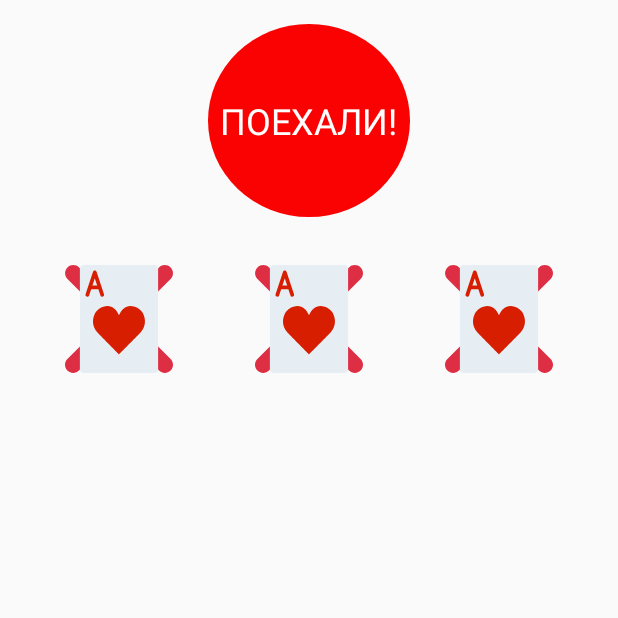
After one commit to metalink94/FB, an Android app: the LoteryActivity screen opened directly, with no data from a screen before it, on a phone screen of 412 x 824 dp, the top half of it. The commit adds this screen. Run offline under Robolectric (Android 15) with nearby library versions, the phone set to English and light mode, and no system bars; libraries missing offline, so code that uses them is left out: com.facebook, com.facebook.appevents.

Commit message:
work to upgrate app

```diff
--- a/app/build.gradle
+++ b/app/build.gradle
@@ -29,8 +29,7 @@ dependencies {
     implementation 'com.android.support:appcompat-v7:28.0.0'
     implementation 'com.google.firebase:firebase-core:16.0.6'
     implementation 'com.google.firebase:firebase-database:16.0.5'
-    implementation 'com.facebook.android:facebook-core:4.38.1'
-    implementation 'com.facebook.android:facebook-marketing:4.38.1'
+    implementation 'com.facebook.android:facebook-android-sdk:4.38.1'
     // Test
     testImplementation 'junit:junit:4.12'
     androidTestImplementation 'com.android.support.test:runner:1.0.2'
--- /dev/null
+++ b/app/src/main/java/ru/lopav/kzn/fb/activities/LoteryActivity.kt
@@ -0,0 +1,55 @@
+package ru.lopav.kzn.fb.activities
+
+import android.os.Bundle
+import android.os.Handler
+import android.util.Log
+import kotlinx.android.synthetic.main.lotery_activity.*
+import ru.lopav.kzn.fb.R
+import ru.lopav.kzn.fb.utils.BaseActivity
+import ru.lopav.kzn.fb.utils.FlipView
+import java.util.*
+import kotlin.concurrent.schedule
+
+class LoteryActivity : BaseActivity() {
+
+    override fun onCreate(savedInstanceState: Bundle?) {
+        super.onCreate(savedInstanceState)
+        setContentView(R.layout.lotery_activity)
+        btn.setOnClickListener { startGame() }
+    }
+
+    private fun startGame() {
+        for (i in 0..3) {
+            Timer("SettingUp", false).schedule(310) {
+                flip(flipView)
+            }
+        }
+/*
+        for (i in 0..7) {
+            Handler().postDelayed(
+                {
+                    flip(flipView2)
+                }, 300
+            )
+        }
+
+        for (i in 0..9) {
+            Handler().postDelayed(
+                {
+                    flip(flipView3)
+                }, 300
+            )
+        }*/
+    }
+
+    private fun flip(view: FlipView) {
+        Log.d("Lotery", "Flip() ${view.isFrontSide}")
+        if (view.isFrontSide) {
+            Log.d("Lotery", "Flip() inFrontSize")
+            view.flipToState(FlipView.FlipState.BACK_SIDE)
+        } else {
+            Log.d("Lotery", "Flip() inBackSize")
+            view.flipToState(FlipView.FlipState.FRONT_SIDE)
+        }
+    }
+}
--- a/app/src/main/java/ru/lopav/kzn/fb/WebViewActivity.kt
+++ b/app/src/main/java/ru/lopav/kzn/fb/activities/WebViewActivity.kt
@@ -1,4 +1,4 @@
-package ru.lopav.kzn.fb
+package ru.lopav.kzn.fb.activities
 
 import android.Manifest
 import android.annotation.TargetApi
@@ -16,6 +16,7 @@ import android.view.View
 import android.webkit.*
 import android.widget.Toast
 import kotlinx.android.synthetic.main.web.*
+import ru.lopav.kzn.fb.R
 
 
 class WebViewActivity : AppCompatActivity() {
--- a/app/src/main/java/ru/lopav/kzn/fb/BaseActivity.kt
+++ b/app/src/main/java/ru/lopav/kzn/fb/utils/BaseActivity.kt
@@ -1,7 +1,8 @@
-package ru.lopav.kzn.fb
+package ru.lopav.kzn.fb.utils
 
 import android.support.v7.app.AppCompatActivity
 import com.facebook.appevents.AppEventsLogger
+import ru.lopav.kzn.fb.FbApp
 
 open class BaseActivity: AppCompatActivity() {
 
--- /dev/null
+++ b/app/src/main/java/ru/lopav/kzn/fb/utils/FlipView.kt
@@ -0,0 +1,311 @@
+package ru.lopav.kzn.fb.utils
+
+import android.animation.Animator
+import android.animation.AnimatorInflater
+import android.animation.AnimatorSet
+import android.content.Context
+import android.util.AttributeSet
+import android.view.View
+import android.view.ViewGroup
+import android.view.animation.AccelerateDecelerateInterpolator
+import android.widget.FrameLayout
+import ru.lopav.kzn.fb.R
+
+class FlipView : FrameLayout {
+
+    private var setRightOut: AnimatorSet = AnimatorSet()
+    private var setLeftIn: AnimatorSet = AnimatorSet()
+    private var cardFrontLayout: View? = null
+    private var cardBackLayout: View? = null
+
+    /**
+     * Whether view is set to flip on touch or not.
+     *
+     * @return true or false
+     */
+    /**
+     * Set whether view should be flipped on touch or not!
+     *
+     * @param flipOnTouch value (true or false)
+     */
+    var isFlipOnTouch = true
+    private var flipDuration: Int = 0
+    /**
+     * Returns whether flip is enabled or not!
+     *
+     * @return true or false
+     */
+    /**
+     * Enable / Disable flip view.
+     *
+     * @param flipEnabled true or false
+     */
+    var isFlipEnabled: Boolean = false
+
+    /**
+     * Returns which flip state is currently on of the flip view.
+     *
+     * @return current state of flip view
+     */
+    var currentFlipState = FlipState.FRONT_SIDE
+        private set
+
+    var onCardFlipListener: OnCardFlipListener? = null
+
+    /**
+     * Returns true if the front side of flip view is visible.
+     *
+     * @return true if the front side of flip view is visible.
+     */
+    val isFrontSide: Boolean
+        get() = currentFlipState == FlipState.FRONT_SIDE
+
+    /**
+     * Returns true if the back side of flip view is visible.
+     *
+     * @return true if the back side of flip view is visible.
+     */
+    val isBackSide: Boolean
+        get() = currentFlipState == FlipState.BACK_SIDE
+
+    enum class FlipState {
+        FRONT_SIDE,
+        BACK_SIDE
+    }
+
+    constructor(context: Context) : super(context) {
+        init()
+    }
+
+    constructor(context: Context, attrs: AttributeSet) : super(context, attrs) {
+        init()
+    }
+
+    private fun init() {
+        // Setting Default Values
+        isFlipOnTouch = true
+        flipDuration = DEFAULT_FLIP_DURATION
+        isFlipEnabled = true
+
+        loadAnimations()
+
+    }
+
+    override fun onFinishInflate() {
+        super.onFinishInflate()
+
+        if (childCount > 2) {
+            throw IllegalStateException("FlipView can host only two direct children!")
+        }
+
+        findViews()
+        changeCameraDistance()
+    }
+
+    override fun addView(v: View, pos: Int, params: ViewGroup.LayoutParams) {
+        if (childCount == 2) {
+            throw IllegalStateException("FlipView can host only two direct children!")
+        }
+
+        super.addView(v, pos, params)
+
+        findViews()
+        changeCameraDistance()
+    }
+
+    override fun removeView(v: View) {
+        super.removeView(v)
+
+        findViews()
+    }
+
+    override fun removeAllViewsInLayout() {
+        super.removeAllViewsInLayout()
+
+        // Reset the state
+        currentFlipState = FlipState.FRONT_SIDE
+
+        findViews()
+    }
+
+    private fun findViews() {
+        // Invalidation since we use this also on removeView
+        cardBackLayout = null
+        cardFrontLayout = null
+
+        val childCount = childCount
+        if (childCount < 1) {
+            return
+        }
+
+        if (childCount < 2) {
+            // Only invalidate flip state if we have a single child
+            currentFlipState = FlipState.FRONT_SIDE
+
+            cardFrontLayout = getChildAt(0)
+        } else if (childCount == 2) {
+            cardFrontLayout = getChildAt(1)
+            cardBackLayout = getChildAt(0)
+        }
+
+        if (!isFlipOnTouch) {
+            cardFrontLayout?.visibility = View.VISIBLE
+
+            if (cardBackLayout != null) {
+                cardBackLayout?.visibility = View.GONE
+            }
+        }
+    }
+
+    private fun loadAnimations() {
+        setRightOut = AnimatorInflater.loadAnimator(context, R.animator.animator_flip_out) as AnimatorSet
+        setLeftIn = AnimatorInflater.loadAnimator(context, R.animator.animator_flip_in) as AnimatorSet
+        setRightOut.interpolator = AccelerateDecelerateInterpolator()
+        setLeftIn.interpolator = AccelerateDecelerateInterpolator()
+
+        setRightOut.addListener(object : Animator.AnimatorListener {
+            override fun onAnimationStart(animator: Animator) {
+
+            }
+
+            override fun onAnimationEnd(animator: Animator) {
+
+                if (onCardFlipListener != null) {
+                    onCardFlipListener?.onFlip(currentFlipState)
+                }
+
+                if (currentFlipState == FlipState.FRONT_SIDE) {
+                    cardBackLayout?.visibility = View.GONE
+                    cardFrontLayout?.visibility = View.VISIBLE
+                } else {
+                    cardBackLayout?.visibility = View.VISIBLE
+                    cardFrontLayout?.visibility = View.GONE
+                }
+            }
+
+            override fun onAnimationCancel(animator: Animator) {
+
+            }
+
+            override fun onAnimationRepeat(animator: Animator) {
+
+            }
+        })
+        setFlipDuration(flipDuration)
+    }
+
+    private fun changeCameraDistance() {
+        val distance = 8000
+        val scale = resources.displayMetrics.density * distance
+
+        if (cardFrontLayout != null) {
+            cardFrontLayout?.cameraDistance = scale
+        }
+        if (cardBackLayout != null) {
+            cardBackLayout?.cameraDistance = scale
+        }
+    }
+
+    /**
+     * Play the animation of flipping and flip the view for one side!
+     */
+    fun flipTheView() {
+        if (!isFlipEnabled || childCount < 2)
+            return
+
+        if (setRightOut.isRunning || setLeftIn.isRunning)
+            return
+
+        cardBackLayout?.visibility = View.VISIBLE
+        cardFrontLayout?.visibility = View.VISIBLE
+
+        if (currentFlipState == FlipState.FRONT_SIDE) {
+            // From front to back
+            setRightOut.setTarget(cardFrontLayout)
+            setLeftIn.setTarget(cardBackLayout)
+            setRightOut.start()
+            setLeftIn.start()
+            currentFlipState = FlipState.BACK_SIDE
+        } else {
+            // from back to front
+            setRightOut.setTarget(cardBackLayout)
+            setLeftIn.setTarget(cardFrontLayout)
+            setRightOut.start()
+            setLeftIn.start()
+            currentFlipState = FlipState.FRONT_SIDE
+        }
+    }
+
+    fun flipToState(state: FlipState) {
+        if (this.currentFlipState == state) {
+            return
+        }
+        flipTheView()
+    }
+
+    /**
+     * Flip the view for one side with or without animation.
+     *
+     * @param withAnimation true means flip view with animation otherwise without animation.
+     */
+    fun flipTheView(withAnimation: Boolean) {
+        if (childCount < 2)
+            return
+
+        if (!withAnimation) {
+            setLeftIn.duration = 0
+            setRightOut.duration = 0
+            val oldFlipEnabled = isFlipEnabled
+            isFlipEnabled = true
+
+            flipTheView()
+
+            setLeftIn.duration = flipDuration.toLong()
+            setRightOut.duration = flipDuration.toLong()
+            isFlipEnabled = oldFlipEnabled
+        } else {
+            flipTheView()
+        }
+
+    }
+
+    /**
+     * Returns duration of flip in milliseconds!
+     *
+     * @return duration in milliseconds
+     */
+    fun getFlipDuration(): Int {
+        return flipDuration
+    }
+
+    /**
+     * Sets the flip duration (in milliseconds)
+     *
+     * @param flipDuration duration in milliseconds
+     */
+    fun setFlipDuration(flipDuration: Int) {
+        this.flipDuration = flipDuration
+        if (setRightOut.childAnimations.size < 2 || setLeftIn.childAnimations.size < 2) {
+            return
+        }
+
+        //setRightOut.setDuration(flipDuration);
+        setRightOut.childAnimations[0].duration = flipDuration.toLong()
+        setRightOut.childAnimations[1].startDelay = (flipDuration / 2).toLong()
+
+        //setLeftIn.setDuration(flipDuration);
+        setLeftIn.childAnimations[1].duration = flipDuration.toLong()
+        setLeftIn.childAnimations[2].startDelay = (flipDuration / 2).toLong()
+    }
+
+    interface OnCardFlipListener {
+        fun onFlip(newState: FlipState)
+    }
+
+    companion object {
+
+        val TAG = FlipView::class.java.simpleName
+
+        val DEFAULT_FLIP_DURATION = 300
+    }
+}
--- /dev/null
+++ b/app/src/main/res/drawable/circle_bg.xml
@@ -0,0 +1,22 @@
+<?xml version="1.0" encoding="utf-8"?>
+<selector xmlns:android="http://schemas.android.com/apk/res/android">
+
+    <item android:state_enabled="false">
+        <shape android:shape="oval">
+            <solid android:color="@color/circle_color"/>
+        </shape>
+    </item>
+
+    <item android:state_pressed="true">
+        <shape android:shape="oval">
+            <solid android:color="@color/circle_color_pressed"/>
+        </shape>
+    </item>
+
+    <item>
+        <shape android:shape="oval">
+            <solid android:color="@color/circle_color"/>
+        </shape>
+    </item>
+
+</selector>
--- /dev/null
+++ b/app/src/main/res/drawable/ic_gaming_card.xml
@@ -0,0 +1,19 @@
+<?xml version="1.0" encoding="utf-8"?>
+<vector xmlns:android="http://schemas.android.com/apk/res/android"
+        android:viewportWidth="512"
+        android:viewportHeight="512"
+        android:width="512dp"
+        android:height="512dp">
+    <path
+            android:pathData="M423.724 0L88.276 0C78.522 0 70.621 7.901 70.621 17.655l0 476.69c0 9.754 7.901 17.655 17.655 17.655l335.448 0c9.754 0 17.655 -7.901 17.655 -17.655l0 -476.69C441.379 7.901 433.479 0 423.724 0"
+            android:fillColor="#e6eef4" />
+    <path
+            android:pathData="M256 238.345c9.507 -24.214 29.625 -44.138 54.881 -44.138 21.257 0 40.201 9.993 52.966 26.483 16.013 20.692 27.33 66.754 -7.715 101.8C338.353 340.268 256 423.724 256 423.724c0 0 -82.353 -83.456 -100.131 -101.235 -35.046 -35.046 -23.729 -81.108 -7.715 -101.8 12.765 -16.49 31.709 -26.483 52.966 -26.483 25.255 0.001 45.373 19.925 54.88 44.139"
+            android:fillColor="#d71e00" />
+    <path
+            android:pathData="M149.616 32.519c-2.683 -8.048 -14.066 -8.048 -16.749 0L97.556 138.45c-1.542 4.625 0.958 9.624 5.583 11.166 4.625 1.542 9.624 -0.958 11.166 -5.583l35.31 -105.931 -16.749 0 35.31 105.931c1.542 4.625 6.541 7.125 11.166 5.583 4.625 -1.542 7.125 -6.541 5.583 -11.166L149.616 32.519Z"
+            android:fillColor="#d71e00" />
+    <path
+            android:pathData="M158.897 114.759c4.875 0 8.828 -3.952 8.828 -8.828 0 -4.875 -3.952 -8.828 -8.828 -8.828l-35.31 0c-4.875 0 -8.828 3.952 -8.828 8.828 0 4.875 3.952 8.828 8.828 8.828l35.31 0z"
+            android:fillColor="#d71e00" />
+</vector>
--- a/app/src/main/res/layout/activity_main.xml
+++ b/app/src/main/res/layout/activity_main.xml
@@ -5,7 +5,7 @@
         android:orientation="vertical"
         android:layout_width="match_parent"
         android:layout_height="match_parent"
-        tools:context=".MainActivity"
+        tools:context=".activities.MainActivity"
         android:background="@drawable/city">
 
     <TextView
--- /dev/null
+++ b/app/src/main/res/layout/lotery_activity.xml
@@ -0,0 +1,102 @@
+<?xml version="1.0" encoding="utf-8"?>
+<RelativeLayout xmlns:android="http://schemas.android.com/apk/res/android"
+                xmlns:app="http://schemas.android.com/apk/res-auto" android:orientation="vertical"
+                android:layout_width="match_parent"
+                android:layout_height="match_parent"
+>
+
+    <TextView
+            android:id="@+id/btn"
+            android:layout_width="wrap_content"
+            android:layout_height="wrap_content"
+            android:textAllCaps="true"
+            android:text="Поехали!"
+            android:layout_centerHorizontal="true"
+            android:textColor="@color/light"
+            android:textSize="24sp"
+            android:paddingTop="48dp"
+            android:paddingBottom="48dp"
+            android:paddingRight="8dp"
+            android:paddingLeft="8dp"
+            android:layout_marginTop="16dp"
+            android:background="@drawable/circle_bg"/>
+
+    <LinearLayout
+            android:layout_width="match_parent"
+            android:layout_height="wrap_content"
+            android:layout_below="@+id/btn"
+            android:layout_marginTop="32dp"
+            android:orientation="horizontal"
+            android:layout_marginLeft="16dp"
+            android:layout_marginRight="16dp">
+
+        <ru.lopav.kzn.fb.utils.FlipView
+                android:id="@+id/flipView"
+                android:layout_width="0dp"
+                android:layout_height="wrap_content"
+                android:layout_weight="1">
+            <ImageView
+                    android:layout_width="72dp"
+                    android:layout_height="72dp"
+                    android:id="@+id/back1"
+                    app:srcCompat="@drawable/ic_cross"
+                    android:layout_gravity="center"/>
+
+            <ImageView
+                    android:layout_width="72dp"
+                    android:layout_height="72dp"
+                    app:srcCompat="@drawable/ic_gaming_card"
+                    android:layout_gravity="center"/>
+
+
+
+        </ru.lopav.kzn.fb.utils.FlipView>
+
+        <ru.lopav.kzn.fb.utils.FlipView
+                android:id="@+id/flipView2"
+                android:layout_width="0dp"
+                android:layout_height="wrap_content"
+                android:layout_weight="1">
+
+            <ImageView
+                    android:layout_width="72dp"
+                    android:layout_height="72dp"
+                    android:id="@+id/back2"
+                    app:srcCompat="@drawable/ic_cross"
+                    android:layout_gravity="center"/>
+
+            <ImageView
+                    android:layout_width="72dp"
+                    android:layout_height="72dp"
+                    app:srcCompat="@drawable/ic_gaming_card"
+                    android:layout_gravity="center"/>
+
+
+        </ru.lopav.kzn.fb.utils.FlipView>
+
+        <ru.lopav.kzn.fb.utils.FlipView
+                android:id="@+id/flipView3"
+                android:layout_width="0dp"
+                android:layout_height="wrap_content"
+                android:layout_weight="1">
+
+            <ImageView
+                    android:layout_width="72dp"
+                    android:layout_height="72dp"
+                    android:id="@+id/back3"
+                    app:srcCompat="@drawable/ic_cross"
+                    android:layout_gravity="center"/>
+
+            <ImageView
+                    android:layout_width="72dp"
+                    android:layout_height="72dp"
+                    app:srcCompat="@drawable/ic_gaming_card"
+                    android:layout_gravity="center"/>
+
+
+        </ru.lopav.kzn.fb.utils.FlipView>
+
+    </LinearLayout>
+
+
+</RelativeLayout>
--- a/app/src/main/res/values/colors.xml
+++ b/app/src/main/res/values/colors.xml
@@ -11,4 +11,6 @@
     <color name="grey">#B3AAAAAA</color>
     <color name="gold">#FFDF00</color>
     <color name="status_bar">#0668A8</color>
+    <color name="circle_color">#fb0202</color>
+    <color name="circle_color_pressed">#c90000</color>
 </resources>
```
Also changed, not shown: app/src/main/AndroidManifest.xml (+6 -4 lines), app/src/main/java/ru/lopav/kzn/fb/activities/MainActivity.kt (renamed from app/src/main/java/ru/lopav/kzn/fb/MainActivity.kt, +5 -3 lines), app/src/main/java/ru/lopav/kzn/fb/activities/MenuActivity.kt (added, +23 -0 lines), app/src/main/java/ru/lopav/kzn/fb/activities/SplashActivity.kt (renamed from app/src/main/java/ru/lopav/kzn/fb/SplashActivity.kt, +5 -3 lines), app/src/main/res/animator/animator_flip_in.xml (added, +23 -0 lines), app/src/main/res/animator/animator_flip_out.xml (added, +16 -0 lines), app/src/main/res/layout/menu_activity.xml (added, +43 -0 lines), app/src/main/res/drawable/background.jpg (added), 1 other file.
